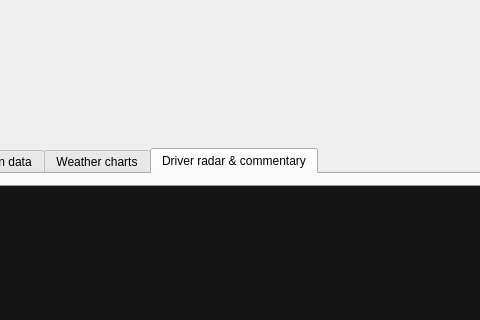
The window that ui/ltwindow.ui (gronberg/f1lt) describes before a commit, drawn with Qt 5; both pictures show x 465 to 945 and y 427 to 747 of the 1249 by 828 pixel window.
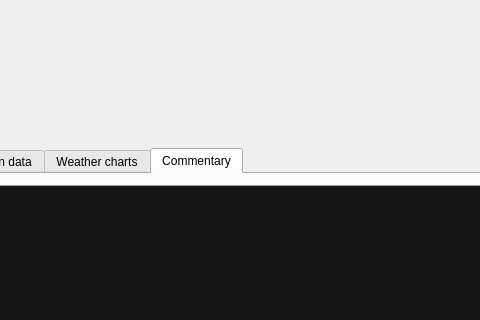
The same window after the commit. Icons and pictures are not drawn. Custom widgets are drawn as their Qt base class.

What changed in the file:
```diff
--- a/ui/ltwindow.ui
+++ b/ui/ltwindow.ui
@@ -178,7 +178,7 @@
          </palette>
         </property>
         <attribute name="title">
-         <string>Driver radar &amp;&amp; commentary</string>
+         <string>Commentary</string>
         </attribute>
         <layout class="QVBoxLayout" name="verticalLayout">
          <item>
```
